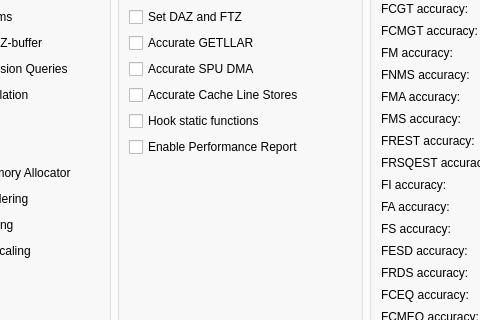
This is rpcs3/rpcs3qt/settings_dialog.ui in Napper64/rpcs3 as Qt 5 draws it before an edit; both pictures show x 158 to 638 and y 146 to 466 of the 796 by 744 pixel window. The edited form follows.
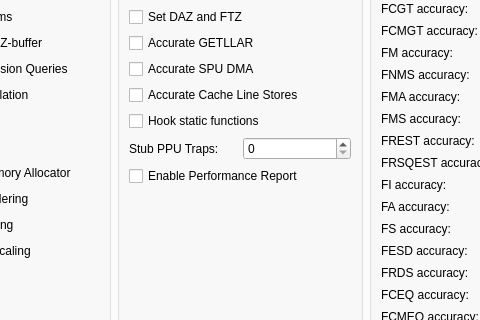
This is the edited form. Icons and pictures are not drawn.

Commit message: UI: Stub PPU Trap

```diff
--- a/rpcs3/rpcs3qt/settings_dialog.ui
+++ b/rpcs3/rpcs3qt/settings_dialog.ui
@@ -3665,6 +3665,20 @@
               </property>
              </widget>
             </item>
+              <item>
+               <layout class="QHBoxLayout" name="layout_ppu_trap" stretch="0,0">
+                <item>
+               <widget class="QLabel" name="ppu_trap_label">
+                <property name="text">
+                 <string>Stub PPU Traps:</string>
+                  </property>
+                 </widget>
+                </item>
+                <item>
+                 <widget class="QSpinBox" name="ppu_trap"/>
+                </item>
+               </layout>
+              </item>
             <item>
              <widget class="QCheckBox" name="perfReport">
               <property name="text">
```
The commit also changes 2 other files.
